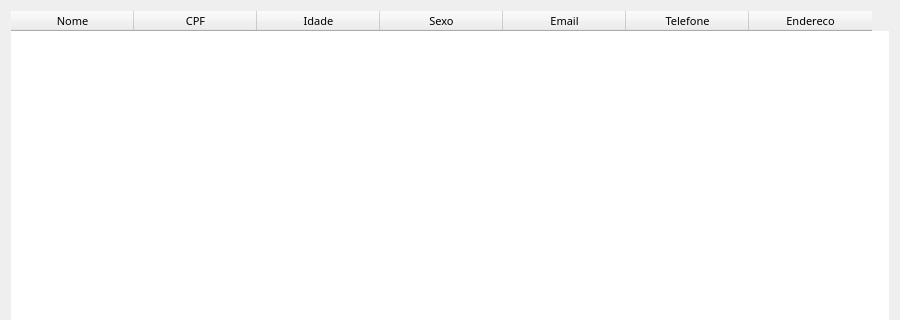
Qt form Designer/pesquisa_usuarios.ui (Kaue-14/PATP_Nivel_2) before a commit; both pictures show x 0 to 900 and y 0 to 320 of the 900 by 520 pixel window.
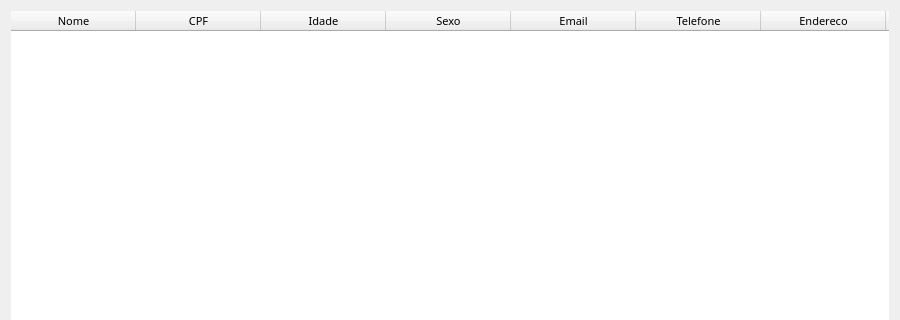
The same form after that commit. Icons and pictures are not drawn.

Commit message:
separando a pesquisa e alteirei o layout
ja fiz a separação e botei o botao de pesquisa so falta fazer funciona

The edit to the form file:
```diff
--- a/Designer/pesquisa_usuarios.ui
+++ b/Designer/pesquisa_usuarios.ui
@@ -50,6 +50,9 @@
      <property name="lineWidth">
       <number>1</number>
      </property>
+     <property name="horizontalScrollBarPolicy">
+      <enum>Qt::ScrollBarAlwaysOff</enum>
+     </property>
      <property name="sizeAdjustPolicy">
       <enum>QAbstractScrollArea::AdjustIgnored</enum>
      </property>
@@ -66,7 +69,7 @@
       <enum>Qt::SolidLine</enum>
      </property>
      <property name="sortingEnabled">
-      <bool>false</bool>
+      <bool>true</bool>
      </property>
      <property name="wordWrap">
       <bool>true</bool>
@@ -81,7 +84,7 @@
       <number>36</number>
      </attribute>
      <attribute name="horizontalHeaderDefaultSectionSize">
-      <number>123</number>
+      <number>125</number>
      </attribute>
      <column>
       <property name="text">
@@ -118,6 +121,11 @@
        <string>Endereco</string>
       </property>
      </column>
+     <column>
+      <property name="text">
+       <string>ID</string>
+      </property>
+     </column>
     </widget>
    </item>
   </layout>
```
The commit also changes 7 other files.
